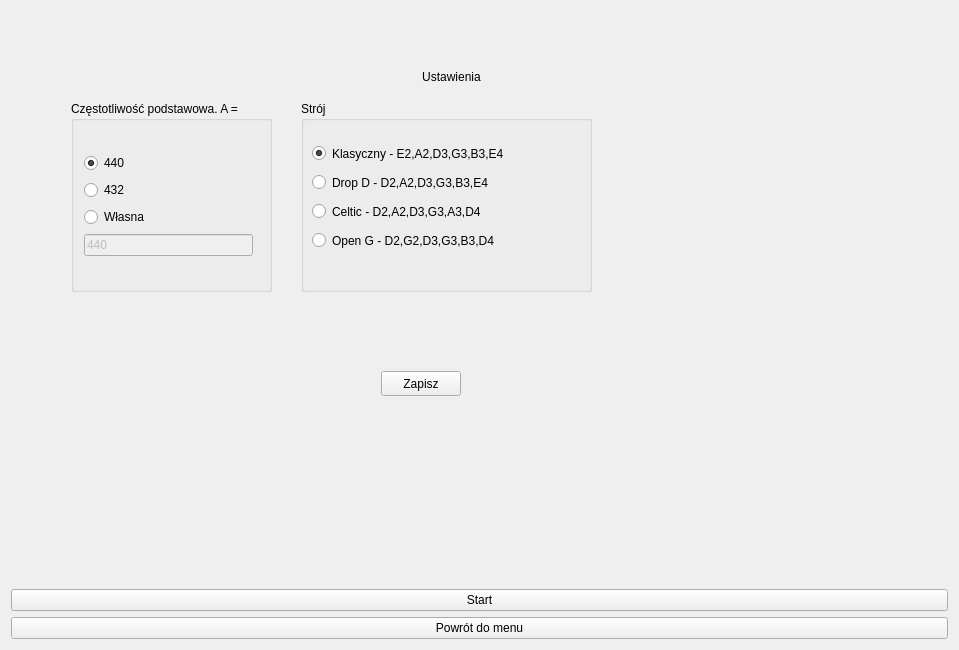
Old version of the form mainwindow.ui in the repository december0123/dzwiekspert.
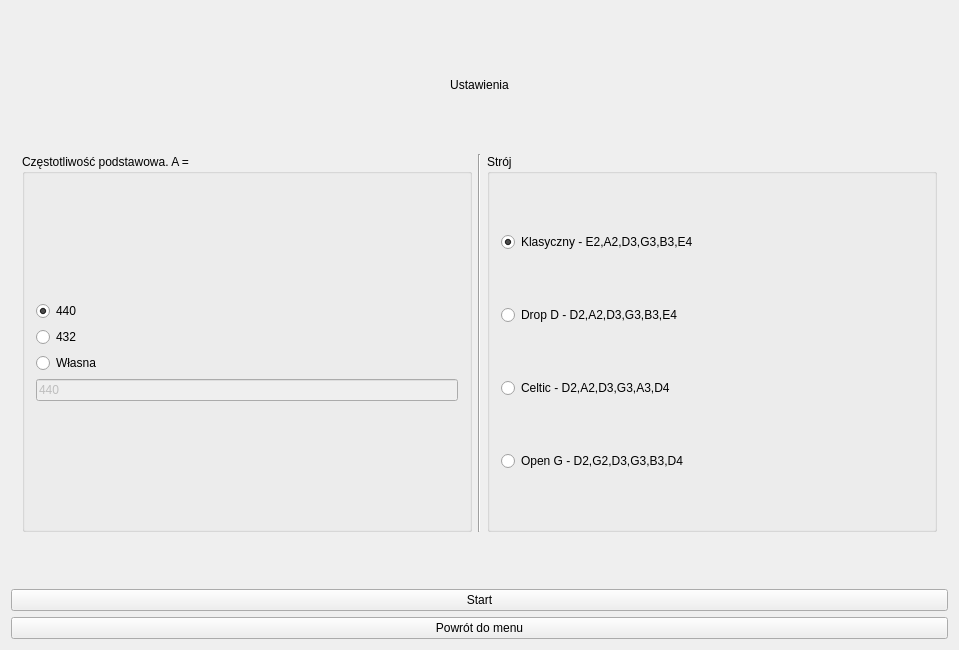
New version of the form. Custom widgets are drawn as their Qt base class.

Patch:
```diff
--- a/mainwindow.ui
+++ b/mainwindow.ui
@@ -108,15 +108,9 @@
        </layout>
       </widget>
       <widget class="QWidget" name="config">
+       <layout class="QVBoxLayout" name="verticalLayout_5" stretch="1,3,0">
+        <item>
        <widget class="QLabel" name="label_3">
-        <property name="geometry">
-         <rect>
-          <x>300</x>
-          <y>30</y>
-          <width>281</width>
-          <height>71</height>
-         </rect>
-        </property>
         <property name="text">
          <string>Ustawienia</string>
         </property>
@@ -127,40 +121,16 @@
          <set>Qt::AlignCenter</set>
         </property>
        </widget>
-       <widget class="QPushButton" name="saveConfig">
-        <property name="geometry">
-         <rect>
-          <x>370</x>
-          <y>360</y>
-          <width>80</width>
-          <height>25</height>
-         </rect>
-        </property>
-        <property name="text">
-         <string>Zapisz</string>
-        </property>
-       </widget>
-       <widget class="QGroupBox" name="groupBox_2">
-        <property name="geometry">
-         <rect>
-          <x>60</x>
-          <y>90</y>
-          <width>201</width>
-          <height>191</height>
-         </rect>
-        </property>
+        </item>
+        <item>
+         <layout class="QHBoxLayout" name="horizontalLayout" stretch="1,1,1">
+          <item>
+           <widget class="QGroupBox" name="basicAGroup">
         <property name="title">
          <string>Częstotliwość podstawowa. A = </string>
         </property>
-        <widget class="QWidget" name="layoutWidget">
-         <property name="geometry">
-          <rect>
-           <x>2</x>
-           <y>40</y>
-           <width>191</width>
-           <height>131</height>
-          </rect>
-         </property>
+            <layout class="QVBoxLayout" name="verticalLayout_4">
+             <item>
          <layout class="QVBoxLayout" name="verticalLayout_2">
           <item>
            <widget class="QRadioButton" name="basic_440">
@@ -197,68 +167,25 @@
            </widget>
           </item>
          </layout>
-        </widget>
-       </widget>
+             </item>
+            </layout>
+           </widget>
+          </item>
+          <item>
+           <widget class="Line" name="line">
+            <property name="orientation">
+             <enum>Qt::Vertical</enum>
+            </property>
+           </widget>
+          </item>
+          <item>
        <widget class="QGroupBox" name="configTuningGroup">
-        <property name="geometry">
-         <rect>
-          <x>290</x>
-          <y>90</y>
-          <width>291</width>
-          <height>191</height>
-         </rect>
-        </property>
         <property name="title">
          <string>Strój</string>
         </property>
-        <widget class="QRadioButton" name="tuning_OPEN_G">
-         <property name="geometry">
-          <rect>
-           <x>11</x>
-           <y>128</y>
-           <width>203</width>
-           <height>23</height>
-          </rect>
-         </property>
-         <property name="text">
-          <string>Open G - D2,G2,D3,G3,B3,D4</string>
-         </property>
-        </widget>
-        <widget class="QRadioButton" name="tuning_CELTIC">
-         <property name="geometry">
-          <rect>
-           <x>11</x>
-           <y>99</y>
-           <width>191</width>
-           <height>23</height>
-          </rect>
-         </property>
-         <property name="text">
-          <string>Celtic - D2,A2,D3,G3,A3,D4</string>
-         </property>
-        </widget>
-        <widget class="QRadioButton" name="tuning_DROP_D">
-         <property name="geometry">
-          <rect>
-           <x>11</x>
-           <y>70</y>
-           <width>197</width>
-           <height>23</height>
-          </rect>
-         </property>
-         <property name="text">
-          <string>Drop D - D2,A2,D3,G3,B3,E4</string>
-         </property>
-        </widget>
+            <layout class="QVBoxLayout" name="verticalLayout_3">
+             <item>
         <widget class="QRadioButton" name="tuning_CLASSIC">
-         <property name="geometry">
-          <rect>
-           <x>11</x>
-           <y>41</y>
-           <width>212</width>
-           <height>23</height>
-          </rect>
-         </property>
          <property name="text">
           <string>Klasyczny - E2,A2,D3,G3,B3,E4</string>
          </property>
@@ -266,7 +193,47 @@
           <bool>true</bool>
          </property>
         </widget>
-       </widget>
+             </item>
+             <item>
+              <widget class="QRadioButton" name="tuning_DROP_D">
+               <property name="text">
+                <string>Drop D - D2,A2,D3,G3,B3,E4</string>
+               </property>
+              </widget>
+             </item>
+             <item>
+              <widget class="QRadioButton" name="tuning_CELTIC">
+               <property name="text">
+                <string>Celtic - D2,A2,D3,G3,A3,D4</string>
+               </property>
+              </widget>
+             </item>
+             <item>
+              <widget class="QRadioButton" name="tuning_OPEN_G">
+               <property name="text">
+                <string>Open G - D2,G2,D3,G3,B3,D4</string>
+               </property>
+              </widget>
+             </item>
+            </layout>
+           </widget>
+          </item>
+         </layout>
+        </item>
+        <item>
+         <spacer name="verticalSpacer_5">
+          <property name="orientation">
+           <enum>Qt::Vertical</enum>
+          </property>
+          <property name="sizeHint" stdset="0">
+           <size>
+            <width>20</width>
+            <height>40</height>
+           </size>
+          </property>
+         </spacer>
+        </item>
+       </layout>
       </widget>
       <widget class="QWidget" name="tuner">
        <layout class="QGridLayout" name="gridLayout_2">
@@ -558,6 +525,14 @@
   </widget>
  </widget>
  <layoutdefault spacing="6" margin="11"/>
+ <customwidgets>
+  <customwidget>
+   <class>GuitarNeck</class>
+   <extends>QWidget</extends>
+   <header>guitarneck.hpp</header>
+   <container>1</container>
+  </customwidget>
+ </customwidgets>
  <tabstops>
   <tabstop>exit</tabstop>
  </tabstops>
```
Left out of the diff: 236 changed lines with no effect on the pictures. Lines whose indentation alone changed are shown as unchanged.
